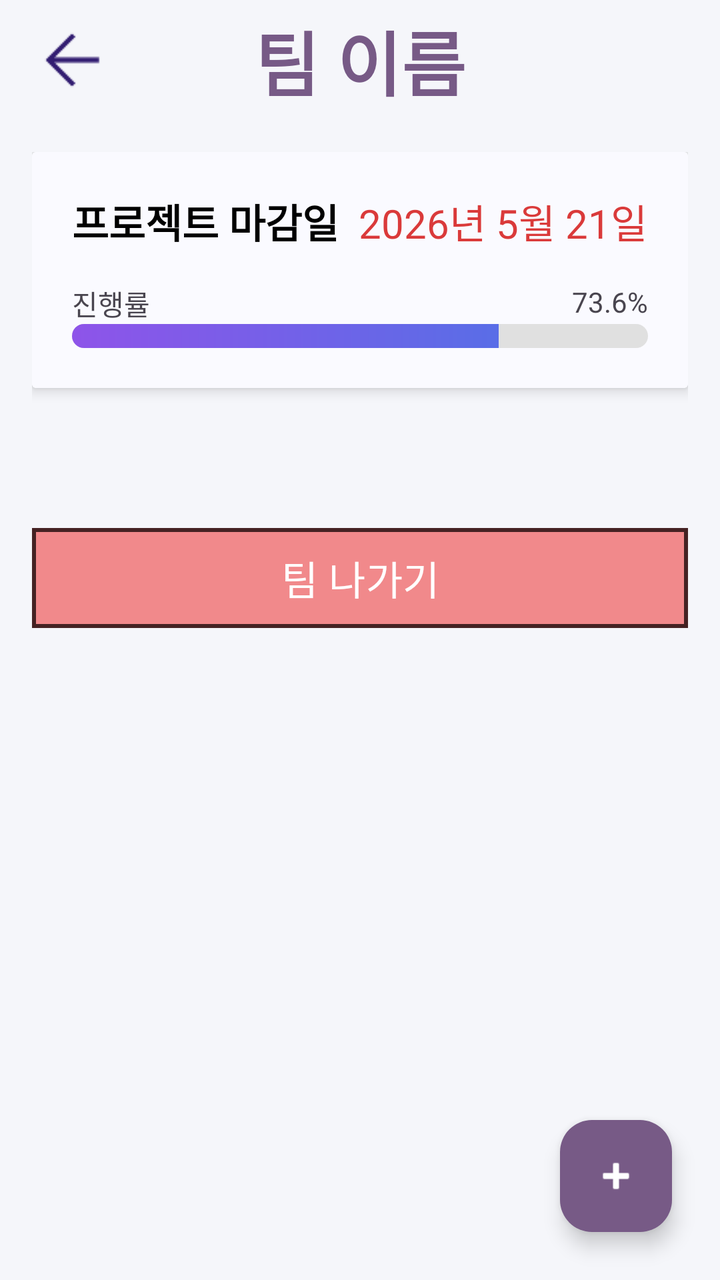
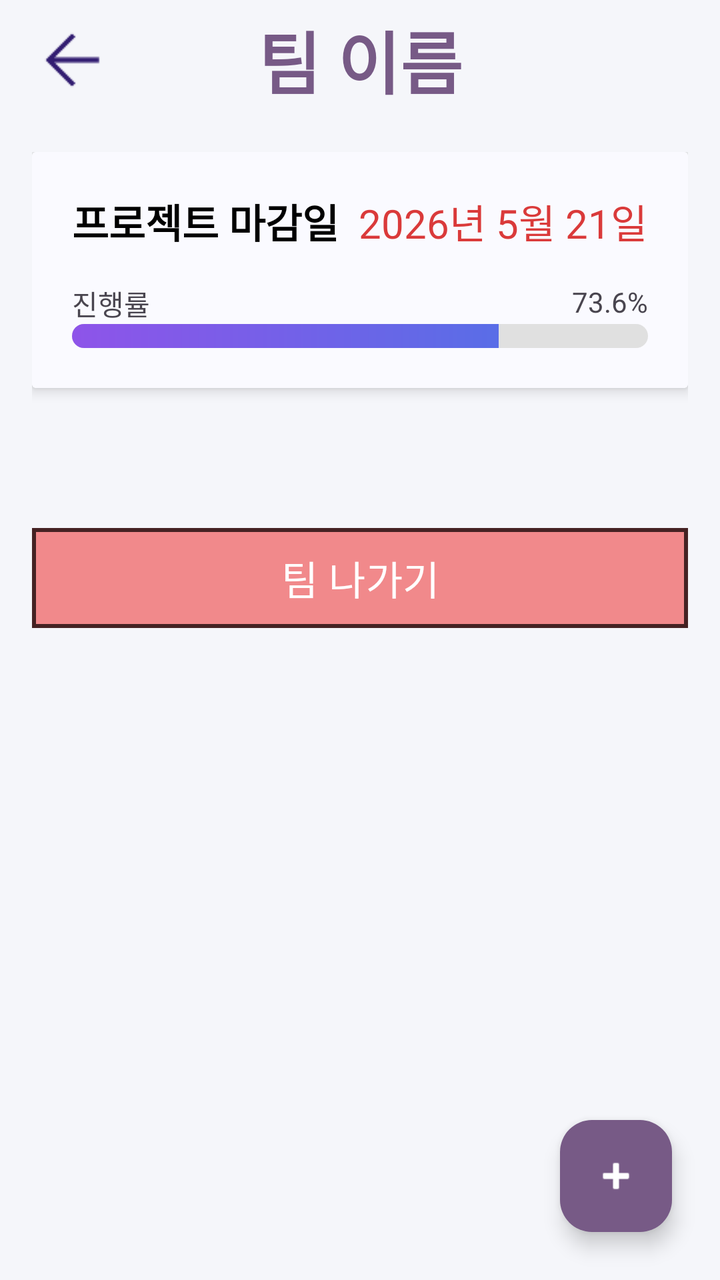

Two renders of the same Android screen: before a commit and after it. Below are the layout's source before the change and the commit's diff.
<!-- AndroidManifest.xml: application theme Theme.Current_stream_app -->
<!-- res/layout/activity_teams.xml -->
<?xml version="1.0" encoding="utf-8"?>
<androidx.constraintlayout.widget.ConstraintLayout xmlns:android="http://schemas.android.com/apk/res/android"
    xmlns:app="http://schemas.android.com/apk/res-auto"
    xmlns:tools="http://schemas.android.com/tools"
    android:layout_width="match_parent"
    android:layout_height="match_parent"
    android:fitsSystemWindows="true"
    android:background="#F5F6FA">

    <androidx.constraintlayout.widget.ConstraintLayout
        android:id="@+id/teams_header"
        android:layout_width="match_parent"
        android:layout_height="60dp"
        android:paddingHorizontal="16dp"
        app:layout_constraintTop_toTopOf="parent">

        <ImageButton
            android:id="@+id/teams_header_back"
            android:layout_width="40dp"
            android:layout_height="40dp"
            android:scaleType="fitCenter"
            android:src="@drawable/pic_arrowback"
            android:background="@android:color/transparent"

            app:layout_constraintLeft_toLeftOf="parent"
            app:layout_constraintTop_toTopOf="parent"
            app:layout_constraintBottom_toBottomOf="parent" />

        <TextView
            android:layout_width="wrap_content"
            android:layout_height="wrap_content"
            android:layout_gravity="center"
            android:id="@+id/teams_header_title"

            android:text="팀 이름"
            android:textStyle="bold"
            android:textColor="@color/login_1"
            android:textSize="35sp"

            app:layout_constraintRight_toRightOf="parent"
            app:layout_constraintLeft_toLeftOf="parent"
            app:layout_constraintTop_toTopOf="parent"
            app:layout_constraintBottom_toBottomOf="parent" />
    </androidx.constraintlayout.widget.ConstraintLayout>

    <ScrollView
        android:id="@+id/main_team_scrollview"
        android:layout_width="match_parent"
        android:layout_height="0dp"
        android:fillViewport="true"
        android:visibility="visible"
        app:layout_constraintBottom_toBottomOf="parent"
        app:layout_constraintTop_toBottomOf="@id/teams_header">

        <LinearLayout
            android:layout_width="match_parent"
            android:layout_height="wrap_content"
            android:orientation="vertical"
            android:padding="16dp">

            <androidx.cardview.widget.CardView
                android:layout_width="match_parent"
                android:layout_height="wrap_content"
                android:layout_marginBottom="20dp"
                app:cardElevation="4dp">

                <LinearLayout
                    android:layout_width="match_parent"
                    android:layout_height="wrap_content"
                    android:background="@color/main_1"
                    android:orientation="vertical"
                    android:padding="20dp">

                    <LinearLayout
                        android:layout_width="wrap_content"
                        android:layout_height="wrap_content"
                        android:layout_gravity="center">

                        <TextView
                            android:layout_width="wrap_content"
                            android:layout_height="wrap_content"
                            android:id="@+id/teams_deadline_first"

                            android:text="프로젝트 마감일"
                            android:textColor="@color/black"
                            android:textSize="20sp"
                            android:textStyle="bold" />
                        <TextView
                            android:layout_width="wrap_content"
                            android:layout_height="wrap_content"
                            android:id="@+id/teams_deadline"
                            android:layout_marginLeft="10dp"

                            android:text="2026년 5월 21일"
                            android:textColor="@color/register_red"
                            android:textSize="20sp" />

                    </LinearLayout>



                    <RelativeLayout
                        android:layout_width="match_parent"
                        android:layout_height="wrap_content"
                        android:layout_marginTop="16dp">
                        <TextView
                            android:layout_width="wrap_content"
                            android:layout_height="wrap_content"
                            android:text="진행률" />
                        <TextView
                            android:id="@+id/teams_total_percent"
                            android:layout_width="wrap_content"
                            android:layout_height="wrap_content"
                            android:layout_alignParentEnd="true"
                            android:text="73.6%" />
                    </RelativeLayout>

                    <ProgressBar
                        android:id="@+id/teams_all_progress"
                        style="?android:attr/progressBarStyleHorizontal"
                        android:layout_width="match_parent"
                        android:layout_height="12dp"
                        android:progress="74"
                        android:progressDrawable="@drawable/custom_progress_bar" />
                </LinearLayout>
            </androidx.cardview.widget.CardView>

            <androidx.recyclerview.widget.RecyclerView
                android:id="@+id/main_team_list"
                android:layout_width="match_parent"
                android:layout_height="wrap_content"
                android:nestedScrollingEnabled="false"
                tools:listitem="@layout/teams_member_list" />

            <Button
                android:layout_width="match_parent"
                android:layout_height="50dp"
                android:id="@+id/teams_team_delete"
                android:layout_marginTop="50dp"

                android:text="팀 나가기"
                android:textSize="20sp"
                app:backgroundTint="@null"
                android:background="@drawable/edit_btn_bg_4" />


        </LinearLayout>
    </ScrollView>

    <com.google.android.material.floatingactionbutton.FloatingActionButton
        android:id="@+id/main_float_button"
        android:layout_width="wrap_content"
        android:layout_height="wrap_content"
        android:layout_margin="24dp"
        android:src="@android:drawable/ic_input_add"
        app:layout_constraintBottom_toBottomOf="parent"
        app:layout_constraintEnd_toEndOf="parent"
        app:tint="@color/white"
        app:backgroundTint="@color/login_1" />

</androidx.constraintlayout.widget.ConstraintLayout>
<!-- res/layout/teams_member_list.xml (included above) -->
<?xml version="1.0" encoding="utf-8"?>
<androidx.cardview.widget.CardView xmlns:android="http://schemas.android.com/apk/res/android"
    xmlns:app="http://schemas.android.com/apk/res-auto"
    android:layout_width="match_parent"
    android:layout_height="wrap_content"
    android:layout_margin="2dp"
    app:cardElevation="2dp"
    app:cardUseCompatPadding="true">

    <LinearLayout
        android:layout_width="match_parent"
        android:layout_height="wrap_content"
        android:orientation="vertical"
        android:padding="12dp">

        <RelativeLayout
            android:layout_width="match_parent"
            android:layout_height="wrap_content">
            <LinearLayout
                android:layout_width="wrap_content"
                android:layout_height="wrap_content"
                android:orientation="horizontal"
                android:gravity="bottom">
                <TextView
                    android:id="@+id/teams_list_detail_name"
                    android:layout_width="wrap_content"
                    android:layout_height="wrap_content"
                    android:text="김팀장 (팀장)"
                    android:textColor="#333333"
                    android:textSize="18sp"
                    android:textStyle="bold" />
                <TextView
                    android:id="@+id/teams_list_detail_id"
                    android:layout_width="wrap_content"
                    android:layout_height="wrap_content"
                    android:layout_marginStart="8dp"
                    android:text="imteamleader"
                    android:textColor="#999999"
                    android:textSize="14sp" />
            </LinearLayout>

            <ImageButton
                android:id="@+id/teams_list_btn_add"
                android:layout_width="25dp"
                android:layout_height="25dp"
                android:layout_alignParentEnd="true"
                android:background="?attr/selectableItemBackgroundBorderless"
                android:src="@drawable/pic_addbtn"
                android:scaleType="fitCenter"/>
        </RelativeLayout>

        <View
            android:layout_width="match_parent"
            android:layout_height="1dp"
            android:layout_marginVertical="8dp"
            android:background="#EEEEEE" />

        <LinearLayout
            android:id="@+id/teams_list_on_header"
            android:layout_width="match_parent"
            android:layout_height="wrap_content"
            android:orientation="horizontal"
            android:gravity="center_vertical">
            <TextView
                android:layout_width="wrap_content"
                android:layout_height="wrap_content"
                android:text="진행 중 ▽"
                android:textColor="#666666"
                android:textSize="14sp" />
        </LinearLayout>

        <LinearLayout
            android:id="@+id/teams_list_on"
            android:layout_width="match_parent"
            android:layout_height="wrap_content"
            android:orientation="vertical"
            android:layout_marginTop="4dp">
            <include layout="@layout/teams_member_list_ongoing" />
        </LinearLayout>

        <LinearLayout
            android:id="@+id/teams_list_com_header"
            android:layout_width="match_parent"
            android:layout_height="wrap_content"
            android:layout_marginTop="12dp"
            android:orientation="horizontal"
            android:gravity="center_vertical">
            <TextView
                android:layout_width="wrap_content"
                android:layout_height="wrap_content"
                android:text="완료 ▽"
                android:textColor="#4CAF50"
                android:textSize="14sp"
                android:textStyle="bold" />
        </LinearLayout>

        <LinearLayout
            android:id="@+id/teams_list_com"
            android:layout_width="match_parent"
            android:layout_height="wrap_content"
            android:orientation="vertical"
            android:layout_marginTop="4dp">
            <include layout="@layout/teams_member_list_completed" />
        </LinearLayout>

    </LinearLayout>
</androidx.cardview.widget.CardView>
<!-- res/layout/teams_member_list_ongoing.xml (included above) -->
<LinearLayout xmlns:android="http://schemas.android.com/apk/res/android"
    android:layout_width="match_parent"
    android:layout_height="wrap_content"
    xmlns:app="http://schemas.android.com/apk/res-auto"
    android:orientation="horizontal"
    android:gravity="center_vertical"
    android:paddingVertical="4dp">

    <TextView
        android:id="@+id/teams_on_subtask_title"
        android:layout_width="0dp"
        android:layout_height="wrap_content"
        android:layout_weight="1"
        android:text="배포 작업"
        android:textColor="#333333"
        android:textSize="16sp" />

    <TextView
        android:id="@+id/teams_on_subtask_deadline"
        android:layout_width="wrap_content"
        android:layout_height="wrap_content"
        android:layout_marginHorizontal="8dp"
        android:text="12일 남음"
        android:textColor="#BBBBBB"
        android:textSize="13sp" />

    <ImageButton
        android:id="@+id/teams_on_subtask_ban_btn"
        android:layout_gravity="center"
        android:layout_width="20dp"
        android:layout_height="20dp"
        android:background="?attr/selectableItemBackgroundBorderless"
        android:src="@drawable/pic_ban"
        android:scaleType="fitCenter" />
</LinearLayout>
<!-- res/layout/teams_member_list_completed.xml (included above) -->
<LinearLayout xmlns:android="http://schemas.android.com/apk/res/android"
    android:layout_width="match_parent"
    android:layout_height="wrap_content"
    xmlns:app="http://schemas.android.com/apk/res-auto"
    android:orientation="horizontal"
    android:gravity="center_vertical"
    android:paddingVertical="4dp">

    <TextView
        android:id="@+id/teams_com_subtask_title"
        android:layout_width="0dp"
        android:layout_height="wrap_content"
        android:layout_weight="1"

        android:text="끝난 작업"
        android:textColor="#1E7134"
        android:textSize="16sp" />

    <ImageButton
        android:id="@+id/teams_com_subtask_ban_btn"
        android:layout_gravity="center"
        android:layout_width="20dp"
        android:layout_height="20dp"

        android:background="?attr/selectableItemBackgroundBorderless"
        android:src="@drawable/pic_ban"
        android:scaleType="fitCenter" />
</LinearLayout>
<!-- resources referenced by this layout -->
<resources>
  <color name="black">#FF000000</color>
  <color name="login_1">#775A86</color>
  <color name="main_1">#FAFAFF</color>
  <color name="register_red">#DA3A3A</color>
  <color name="white">#FFFFFFFF</color>
  <!-- drawable custom_progress_bar (drawable) -->
  <layer-list xmlns:android="http://schemas.android.com/apk/res/android">
      <item android:id="@android:id/background">
          <shape>
              <corners android:radius="10dp" />
              <solid android:color="#E0E0E0" />
          </shape>
      </item>
      <item android:id="@android:id/progress">
          <clip>
              <shape>
                  <corners android:radius="10dp" />
                  <gradient
                      android:startColor="#8E54E9"
                      android:endColor="#4776E6"
                      android:angle="0" />
              </shape>
          </clip>
      </item>
  </layer-list>
  <!-- drawable edit_btn_bg_4 (drawable) -->
  <?xml version="1.0" encoding="utf-8"?>
  <shape xmlns:android="http://schemas.android.com/apk/res/android">
  
      <solid android:color="#F1898B"/>
  
      <stroke
          android:width="2dp"
          android:color="#452223"/>
  
      <padding
          android:left="16dp"
          android:right="16dp"/>
  </shape>
  <!-- drawable pic_addbtn: png bitmap (drawable, 706 bytes) -->
  <!-- drawable pic_arrowback: png bitmap (drawable, 471 bytes) -->
  <!-- drawable pic_ban: png bitmap (drawable, 618 bytes) -->
  <style name="Theme.Current_stream_app" parent="Base.Theme.Current_stream_app" />
  <style name="Base.Theme.Current_stream_app" parent="Theme.Material3.DayNight.NoActionBar">
          
          
      </style>
</resources>

<!-- the commit's change to res/layout/activity_teams.xml (unified diff, before → after) -->
@@ -27,15 +27,21 @@
             app:layout_constraintBottom_toBottomOf="parent" />
 
         <TextView
-            android:layout_width="wrap_content"
-            android:layout_height="wrap_content"
+            android:layout_width="300dp"
+            android:layout_height="50dp"
             android:layout_gravity="center"
             android:id="@+id/teams_header_title"
 
             android:text="팀 이름"
             android:textStyle="bold"
             android:textColor="@color/login_1"
-            android:textSize="35sp"
+
+            android:gravity="center"
+
+            android:autoSizeTextType="uniform"
+            android:autoSizeMinTextSize="5sp"
+            android:autoSizeMaxTextSize="35sp"
+            android:autoSizeStepGranularity="1sp"
 
             app:layout_constraintRight_toRightOf="parent"
             app:layout_constraintLeft_toLeftOf="parent"
